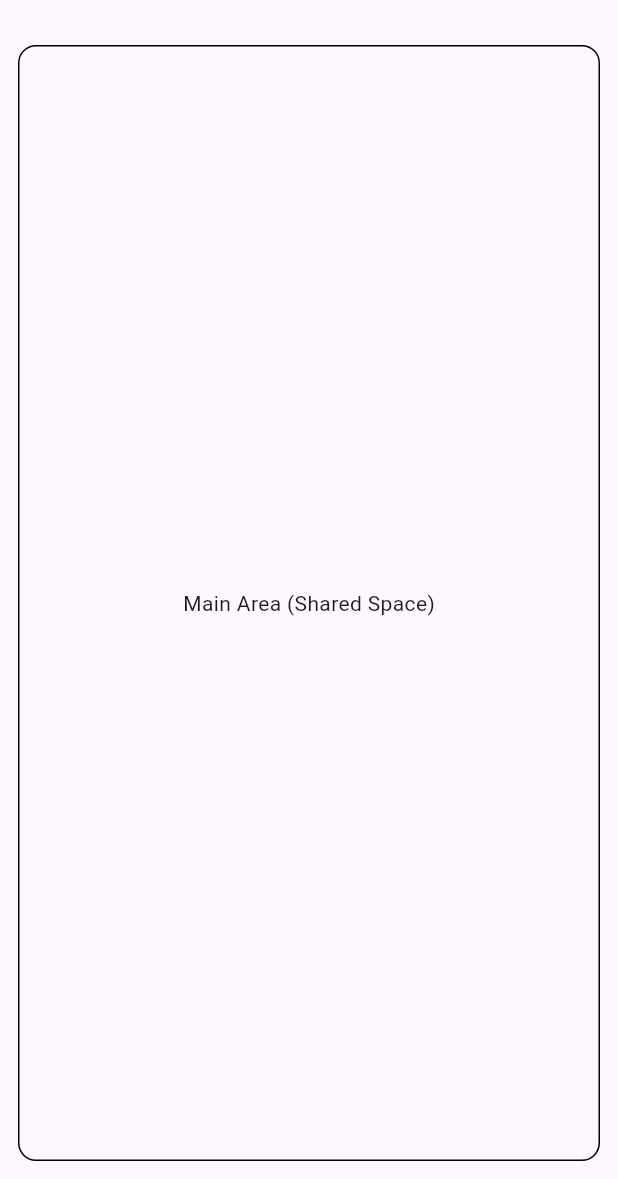
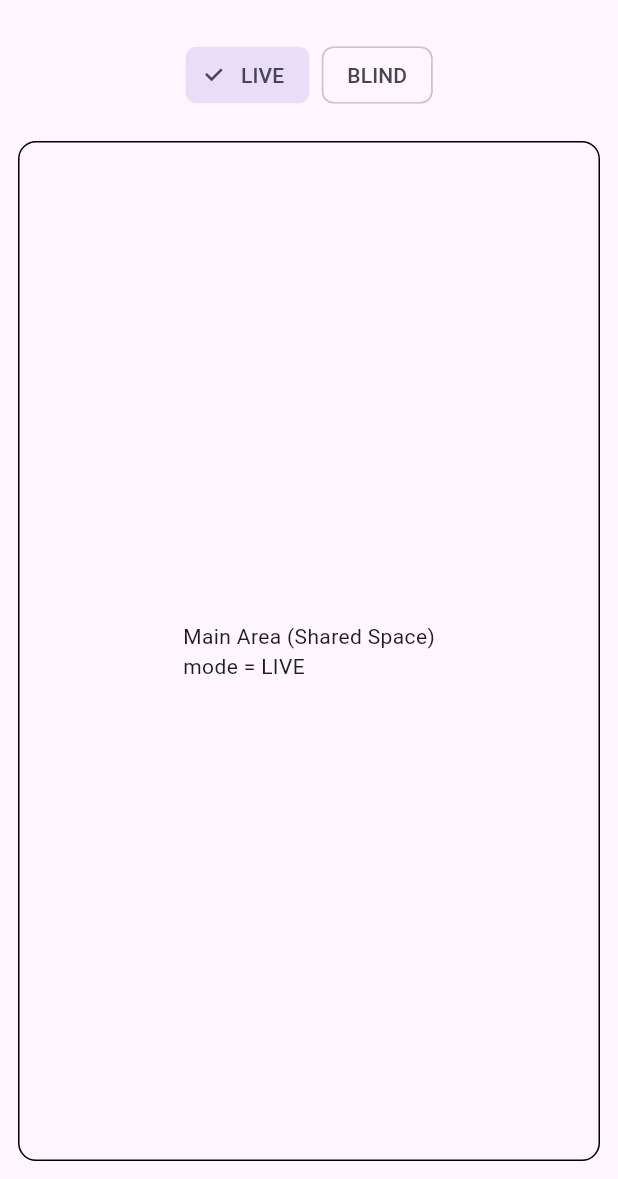
Before and after one commit to Phantom-Theatre88/kimix-desk-flutter, a Flutter app: the screen it shows after launch, on a phone screen of 412 x 824 dp, the part 57-1236 px from its top. Run offline on Flutter 3.47's test engine with Material 3 defaults, Android fonts, the phone set to English and light mode, and no system bars.

Commit message:
F1-2: add LIVE/BLIND mode bar

```diff
--- a/lib/app/desk_shell.dart
+++ b/lib/app/desk_shell.dart
@@ -1,17 +1,32 @@
-// lib/app/desk_shell.dart
 import 'package:flutter/material.dart';
 
-class DeskShell extends StatelessWidget {
+enum DeskMode {
+  live,
+  blind,
+}
+
+class DeskShell extends StatefulWidget {
   const DeskShell({super.key});
+
+  @override
+  State<DeskShell> createState() => _DeskShellState();
+}
+
+class _DeskShellState extends State<DeskShell> {
+  DeskMode mode = DeskMode.live;
 
   @override
   Widget build(BuildContext context) {
     return Scaffold(
       body: SafeArea(
         child: Column(
-          children: const [
-            _TopHeaderStub(),
-            Expanded(child: _MainAreaStub()),
+          children: [
+            const _TopHeaderStub(),
+            _ModeBar(
+              mode: mode,
+              onSelect: (m) => setState(() => mode = m),
+            ),
+            Expanded(child: _MainAreaStub(mode: mode)),
           ],
         ),
       ),
@@ -36,11 +51,48 @@ class _TopHeaderStub extends StatelessWidget {
   }
 }
 
-class _MainAreaStub extends StatelessWidget {
-  const _MainAreaStub();
+class _ModeBar extends StatelessWidget {
+  const _ModeBar({
+    required this.mode,
+    required this.onSelect,
+  });
+
+  final DeskMode mode;
+  final ValueChanged<DeskMode> onSelect;
 
   @override
   Widget build(BuildContext context) {
+    return Padding(
+      padding: const EdgeInsets.symmetric(horizontal: 12, vertical: 8),
+      child: Wrap(
+        spacing: 8,
+        children: [
+          _chip(label: 'LIVE', value: DeskMode.live),
+          _chip(label: 'BLIND', value: DeskMode.blind),
+        ],
+      ),
+    );
+  }
+
+  Widget _chip({required String label, required DeskMode value}) {
+    final selected = mode == value;
+    return ChoiceChip(
+      label: Text(label),
+      selected: selected,
+      onSelected: (_) => onSelect(value),
+    );
+  }
+}
+
+class _MainAreaStub extends StatelessWidget {
+  const _MainAreaStub({required this.mode});
+
+  final DeskMode mode;
+
+  @override
+  Widget build(BuildContext context) {
+    final modeText = mode == DeskMode.live ? 'LIVE' : 'BLIND';
+
     return Container(
       margin: const EdgeInsets.all(12),
       decoration: BoxDecoration(
@@ -48,7 +100,7 @@ class _MainAreaStub extends StatelessWidget {
         borderRadius: BorderRadius.circular(12),
       ),
       alignment: Alignment.center,
-      child: const Text('Main Area (Shared Space)'),
+      child: Text('Main Area (Shared Space)\nmode = $modeText'),
     );
   }
 }
```
